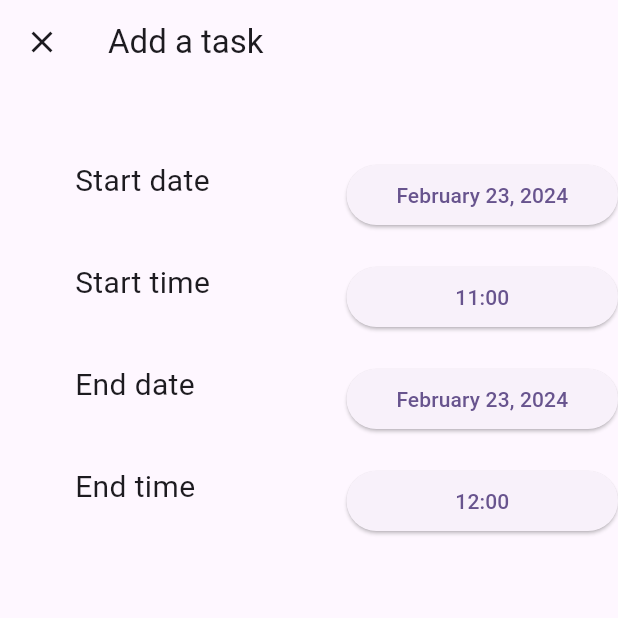
After one commit to KalkiEshwarD/studize, a Flutter app: the AddTaskScreen screen opened by its route, on a phone screen of 412 x 824 dp, the top half of it. The commit adds this screen. Run offline on Flutter 3.47's test engine with Material 3 defaults, Android fonts, the phone set to English and light mode, and no system bars; our stand-ins replace syncfusion_flutter_calendar.

Commit message:
Creating add task screen

```diff
--- a/lib/constants/constants.dart
+++ b/lib/constants/constants.dart
@@ -8,3 +8,31 @@ double screenHeight(context) => MediaQuery.of(context).size.height;
 class PaddingDist {
   static const double drawerDistance = 25;
 }
+
+class DefaultSettings {
+  // Duration mentioned in hours
+  static var defaultDuration = 1;
+
+  static void changeSettings(int durationHours) {
+    defaultDuration = durationHours;
+  }
+}
+
+class StaticConstants {
+  static final monthList = [
+    'January',
+    'February',
+    'March',
+    'April',
+    'May',
+    'June',
+    'July',
+    'August',
+    'September',
+    'October',
+    'November',
+    'December'
+  ];
+
+  static const double tableRowSpacing = 20;
+}
--- a/lib/constants/routes.dart
+++ b/lib/constants/routes.dart
@@ -1,5 +1,6 @@
 import 'package:flutter/material.dart';
 import 'package:studize/screens/about_screen.dart';
+import 'package:studize/screens/add_task_screen.dart';
 import 'package:studize/screens/home_screen.dart';
 import 'package:studize/screens/tasks_overview_screen.dart';
 
@@ -7,10 +8,12 @@ const homeScreen = '/home-screen';
 const signInScreen = '/sign-in-screen';
 const signUpScreen = '/sign-up-screen';
 const aboutScreen = '/about-us-screen';
-const tasksOverviewScreen = 'tasks-overview-screen';
+const tasksOverviewScreen = '/tasks-overview-screen';
+const addTaskScreen = '/add-task-screen';
 
 Map<String, Widget Function(BuildContext)> routesMap = {
   homeScreen: (context) => const HomeScreen(),
   aboutScreen: (context) => const AboutScreen(),
   tasksOverviewScreen: (context) => const TasksOverviewScreen(),
+  addTaskScreen: (context) => const AddTaskScreen(),
 };
--- /dev/null
+++ b/lib/screens/add_task_screen.dart
@@ -0,0 +1,211 @@
+import 'package:flutter/material.dart';
+import 'package:studize/constants/constants.dart';
+
+class AddTaskScreen extends StatefulWidget {
+  const AddTaskScreen({super.key});
+
+  @override
+  State<AddTaskScreen> createState() => _AddTaskScreenState();
+}
+
+class _AddTaskScreenState extends State<AddTaskScreen> {
+  DateTime _startDate = DateTime(
+    DateTime.now().year,
+    DateTime.now().month,
+    DateTime.now().day,
+    DateTime.now().hour + 1,
+  );
+  TimeOfDay _startTime = TimeOfDay(
+    hour: TimeOfDay.now().hour + 1,
+    minute: 0,
+  );
+
+  DateTime _endDate = DateTime(
+    DateTime.now().year,
+    DateTime.now().month,
+    DateTime.now().day,
+    DateTime.now().hour + DefaultSettings.defaultDuration,
+  );
+  TimeOfDay _endTime = TimeOfDay(
+      hour: DateTime.now().hour + 1 + DefaultSettings.defaultDuration,
+      minute: 0);
+
+  void _showStartDatePicker() {
+    showDatePicker(
+      context: context,
+      initialDate: DateTime.now(),
+      firstDate: DateTime(2000),
+      lastDate: DateTime(3000),
+    ).then((value) {
+      setState(() {
+        _startDate = value!;
+      });
+    });
+  }
+
+  void _showEndDatePicker() {
+    showDatePicker(
+      context: context,
+      initialDate: DateTime.now(),
+      firstDate: DateTime(2000),
+      lastDate: DateTime(3000),
+    ).then((value) {
+      setState(() {
+        _endDate = value!;
+      });
+    });
+  }
+
+  void _showStartTimePicker() {
+    showTimePicker(
+      context: context,
+      initialTime: TimeOfDay(
+        hour: TimeOfDay.now().hour + 1,
+        minute: 0,
+      ),
+    ).then((value) {
+      setState(() {
+        _startTime = value!;
+      });
+    });
+  }
+
+  void _showEndTimePicker() {
+    showTimePicker(
+      context: context,
+      initialTime: TimeOfDay(
+        hour: TimeOfDay.now().hour + 1,
+        minute: 0,
+      ),
+    ).then((value) {
+      setState(() {
+        _endTime = value!;
+      });
+    });
+  }
+
+  String _displayTime(TimeOfDay timeOfDay) {
+    return '${timeOfDay.hour}:00';
+  }
+
+  String _displayDate(DateTime dateTime) {
+    late final String month = StaticConstants.monthList[dateTime.month];
+    return '$month ${dateTime.day}, ${dateTime.year}';
+  }
+
+  @override
+  Widget build(BuildContext context) {
+    return SafeArea(
+      child: Scaffold(
+        appBar: AppBar(
+          title: const Text('Add a task'),
+          leading: GestureDetector(
+            child: const Icon(Icons.close),
+            onTap: () {
+              Navigator.of(context).pop();
+            },
+          ),
+        ),
+        body: Padding(
+          padding: const EdgeInsets.only(
+            top: 50.0,
+            bottom: 20,
+            left: 50,
+          ),
+          child: Table(
+            children: [
+              TableRow(
+                children: [
+                  const Text(
+                    'Start date',
+                    style: TextStyle(fontSize: 20),
+                  ),
+                  ElevatedButton(
+                    onPressed: () => _showStartDatePicker(),
+                    child: Text(_displayDate(_startDate)),
+                    // style: ElevatedButton.styleFrom(
+                    //     shape: const RoundedRectangleBorder()),
+                  ),
+                ],
+              ),
+              const TableRow(children: [
+                SizedBox(height: StaticConstants.tableRowSpacing),
+                SizedBox(height: StaticConstants.tableRowSpacing),
+              ]),
+              TableRow(
+                children: [
+                  const Text(
+                    'Start time',
+                    style: TextStyle(fontSize: 20),
+                  ),
+                  ElevatedButton(
+                    onPressed: () => _showStartTimePicker(),
+                    child: Text(_displayTime(_startTime)),
+                    // style: ElevatedButton.styleFrom(
+                    //     shape: const RoundedRectangleBorder()),
+                  ),
+                ],
+              ),
+              const TableRow(children: [
+                SizedBox(height: StaticConstants.tableRowSpacing),
+                SizedBox(height: StaticConstants.tableRowSpacing),
+              ]),
+              TableRow(
+                children: [
+                  const Text(
+                    'End date',
+                    style: TextStyle(fontSize: 20),
+                  ),
+                  ElevatedButton(
+                    onPressed: () => _showEndDatePicker(),
+                    child: Text(_displayDate(_endDate)),
+                    // style: ElevatedButton.styleFrom(
+                    //     shape: const RoundedRectangleBorder()),
+                  ),
+                ],
+              ),
+              const TableRow(children: [
+                SizedBox(height: StaticConstants.tableRowSpacing),
+                SizedBox(height: StaticConstants.tableRowSpacing),
+              ]),
+              TableRow(
+                children: [
+                  const Text(
+                    'End time',
+                    style: TextStyle(fontSize: 20),
+                  ),
+                  ElevatedButton(
+                    onPressed: () => _showEndTimePicker(),
+                    child: Text(_displayTime(_endTime)),
+                    // style: ElevatedButton.styleFrom(
+                    //     shape: const RoundedRectangleBorder()),
+                  ),
+                ],
+              ),
+            ],
+          ),
+        ),
+      ),
+    );
+  }
+}
+
+// Row(
+//               children: [
+//                 const Column(
+//                   children: [
+
+                    // Text(
+//                       'Start time',
+//                       style: TextStyle(fontSize: 20),
+//                     ),
+//                   ],
+//                 ),
+//                 const Padding(padding: EdgeInsets.only(right: 50)),
+//                 Column(
+//                   children: [
+
+//                   ],
+//                 )
+//               ],
+//             ),
--- a/lib/screens/home_screen.dart
+++ b/lib/screens/home_screen.dart
@@ -1,5 +1,6 @@
 import 'package:flutter/material.dart';
 import 'package:studize/components/drawer.dart';
+import 'package:studize/constants/routes.dart';
 import 'package:studize/models/tasks_data_source.dart';
 import 'package:syncfusion_flutter_calendar/calendar.dart';
 
@@ -44,6 +45,12 @@ class _HomeScreenState extends State<HomeScreen> {
           firstDayOfWeek: 1,
           dataSource: TasksDataSource(getTasks()),
         ),
+        floatingActionButton: FloatingActionButton(
+          onPressed: () {
+            Navigator.pushNamed(context, addTaskScreen);
+          },
+          child: const Icon(Icons.add_task_sharp),
+        ),
       ),
     );
   }
```
Also changed, not shown: lib/components/drawer.dart (+21 -40 lines), lib/models/tasks_data_source.dart (+9 -1 lines), lib/screens/tasks_overview_screen.dart (+9 -1 lines).
